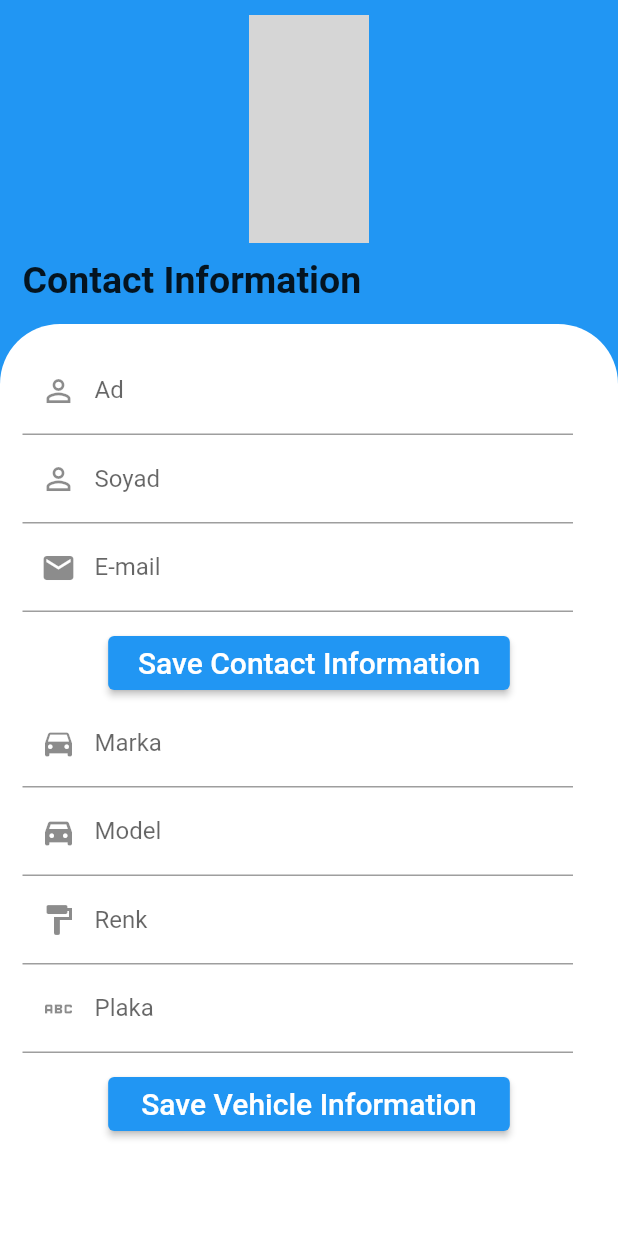
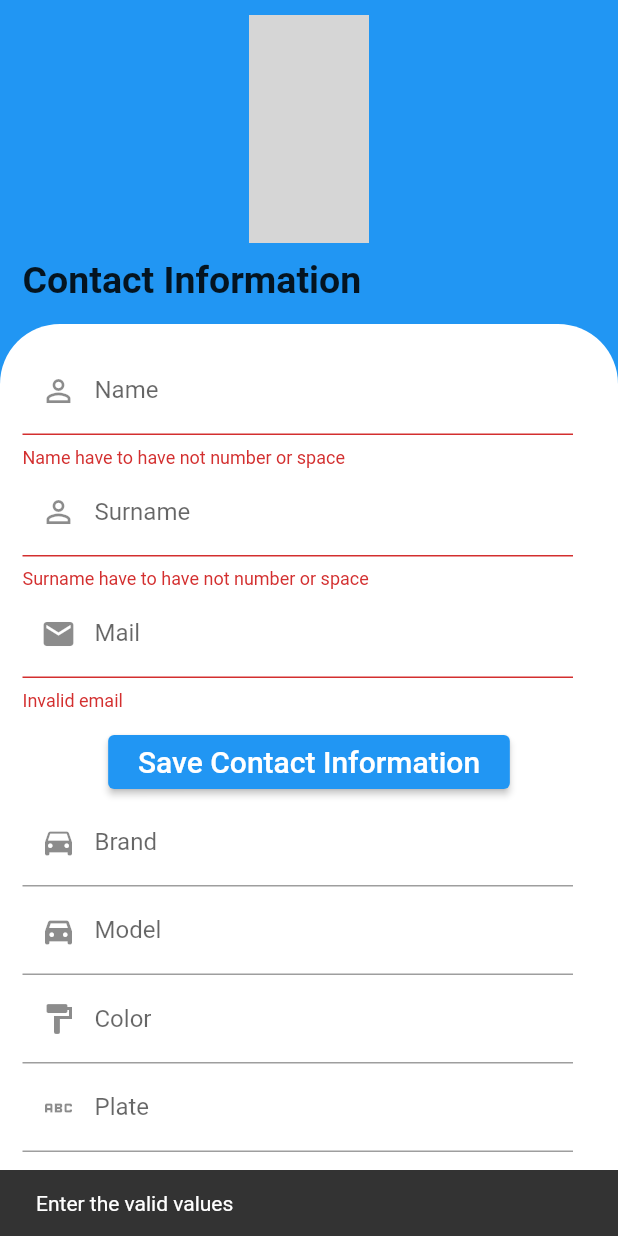
Before and after one commit to MrBuluc/Car-Pooling, a Flutter app: the ProfilePage screen opened directly, after a tap on an icon or button, on a phone screen of 412 x 824 dp. Run offline on Flutter 3.47's test engine with Material 2 defaults, Android fonts, the phone set to English and light mode, and no system bars; our stand-ins replace get_it; missing offline and left inert: flutter_osm_plugin; accounts and stored records are empty; network calls fail; grey boxes are pictures that could not be loaded.

Commit message:
completed updateUser()

```diff
--- a/lib/services/validator.dart
+++ b/lib/services/validator.dart
@@ -1,10 +1,9 @@
 class Validator {
   static String? textControl(String? text, String label) {
-    text = text?.trim();
     RegExp regex = RegExp(
         "^[abcçdefgğhıijklmnoöprsştuüvyzqwxABCÇDEFGHIİJKLMNOÖPRSŞTUÜVYZQWX]+\$");
     if (!regex.hasMatch(text!)) {
-      return "$label numara veya boşluk içermemeli";
+      return "$label have to have not number or space";
     }
     return null;
   }
--- a/lib/ui/profile/profile_page.dart
+++ b/lib/ui/profile/profile_page.dart
@@ -33,8 +33,8 @@ class _ProfilePageState extends State<ProfilePage> {
   String? profilePictureUrl;
 
   late List<TextEditingController> userInfoCntList, vehicleInfoCntList;
-  List<String> userInfoLabelTextList = ["Ad", "Soyad", "E-mail"],
-      vehicleInfoLabelTextList = ["Marka", "Model", "Renk", "Plaka"];
+  List<String> userInfoLabelTextList = ["Name", "Surname", "Mail"],
+      vehicleInfoLabelTextList = ["Brand", "Model", "Color", "Plate"];
   List<IconData> userInfoIconList = [
         Icons.perm_identity,
         Icons.perm_identity,
@@ -148,6 +148,7 @@ class _ProfilePageState extends State<ProfilePage> {
   List<Widget> buildForm(int mode) {
     List<Widget> children = [];
     late String buttonText;
+    late void Function() onPressed;
     if (mode == 0) {
       for (int i = 0; i < userInfoCntList.length; i++) {
         late Function validator;
@@ -162,6 +163,7 @@ class _ProfilePageState extends State<ProfilePage> {
             keyboardType: i == 2 ? TextInputType.emailAddress : null));
       }
       buttonText = "Contact";
+      onPressed = updateUser;
     } else {
       buttonText = "Vehicle";
       for (int i = 0; i < vehicleInfoCntList.length; i++) {
@@ -172,6 +174,7 @@ class _ProfilePageState extends State<ProfilePage> {
             Validator.emptyControl,
             mode));
       }
+      onPressed = updateUser;
     }
     children.add(Padding(
       padding: const EdgeInsets.only(top: 10),
@@ -180,7 +183,7 @@ class _ProfilePageState extends State<ProfilePage> {
         child: ProgressElevatedButton(
           isProgress: isProgress,
           text: "Save $buttonText Information",
-          onPressed: () {},
+          onPressed: onPressed,
         ),
       ),
     ));
@@ -219,8 +222,12 @@ class _ProfilePageState extends State<ProfilePage> {
           showSnackBar(context, "User info has been successfully updated");
         }
       } catch (e) {
-        print("Hata: $e");
+        print("Error: $e");
       }
+
+      setState(() {
+        isProgress = false;
+      });
     } else {
       showSnackBar(context, "Enter the valid values");
     }
```
